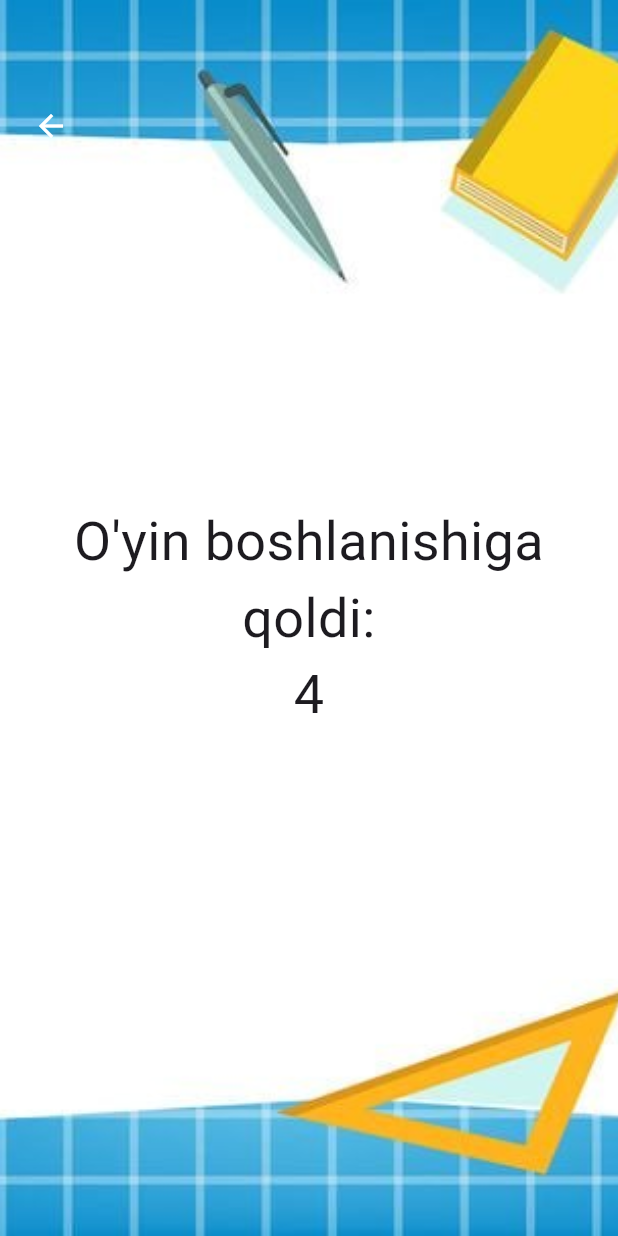
After one commit to Primberdiyev/Imkon-App, a Flutter app: the LogicQuestionsPage screen opened directly, on a phone screen of 412 x 824 dp. The commit adds this screen. Run offline on Flutter 3.47's test engine with Material 3 defaults, Android fonts, the light colour scheme and no system bars; our stand-ins replace audioplayers, bloc, flutter_bloc, hive, math_expressions; accounts and stored records are empty.

Commit message:
math is finished without voice

```diff
--- /dev/null
+++ b/lib/features/courses/math_course/pages/logic_questions_page.dart
@@ -0,0 +1,185 @@
+import 'dart:async';
+
+import 'package:flutter/material.dart';
+
+class LogicQuestionsPage extends StatefulWidget {
+  const LogicQuestionsPage({super.key});
+
+  @override
+  State<LogicQuestionsPage> createState() => _LogicQuestionsPageState();
+}
+
+class _LogicQuestionsPageState extends State<LogicQuestionsPage> {
+  int preCountdown = 5;
+  int currentQuestion = 0;
+  bool showAnswerDialog = false;
+
+  final List<Map<String, String>> questions = [
+    {
+      'question':
+          'Bir kishi har kuni soat 7:00 da ishga boradi va 8 soat ishlaydi. Agar ish vaqti 2 soatga ko‘paytirilsa, u necha soat ishlaydi?',
+      'answer': '10 soat',
+    },
+    {
+      'question':
+          'Qaysi raqam ketma-ketligida teskari tartibda bo‘lsa ham, bir xil qoladi: 121, 343, 45654, yoki 78987?',
+      'answer': 'Keltirilgan sonlarning barchasi',
+    },
+    {
+      'question':
+          'Agar sizda 8 ta olma bo‘lsa, ularni 4 kishiga teng taqsimlash uchun necha olma berasiz?',
+      'answer': 'Har bir kishiga 2 tadan olma',
+    },
+    {
+      'question':
+          'Bir qutida 10 ta shokolad bor, har kuni 2 tasi yeyiladi. Nechun kun shokoladlar tugaydi?',
+      'answer': '5 kun',
+    },
+    {
+      'question':
+          '7 ta kitob bor, har birida 10 bet bor. Umumiy nechta bet bor?',
+      'answer': '70 bet',
+    },
+  ];
+
+  @override
+  void initState() {
+    super.initState();
+    startPreCountdown();
+  }
+
+  void startPreCountdown() {
+    setState(() {
+      preCountdown = 5;
+      currentQuestion = 0;
+    });
+
+    Timer.periodic(const Duration(seconds: 1), (timer) {
+      setState(() {
+        preCountdown--;
+        if (preCountdown == 0) {
+          timer.cancel();
+        }
+      });
+    });
+  }
+
+  void showAnswer() {
+    showDialog(
+      context: context,
+      barrierDismissible: false,
+      builder:
+          (_) => AlertDialog(
+            alignment: Alignment.center,
+            title: const Text("Javob"),
+            content: Text(questions[currentQuestion]['answer']!),
+            actions: [
+              TextButton(
+                style: TextButton.styleFrom(
+                  backgroundColor: Colors.amber,
+                  shape: RoundedRectangleBorder(
+                    borderRadius: BorderRadius.circular(8),
+                  ),
+                ),
+                onPressed: () {
+                  Navigator.pop(context); // dialog
+                  Navigator.pop(context); // page
+                },
+                child: const Text(
+                  "Bosh sahifa",
+                  style: TextStyle(color: Colors.white),
+                ),
+              ),
+              const SizedBox(width: 10),
+
+              if (currentQuestion < questions.length - 1)
+                TextButton(
+                  style: TextButton.styleFrom(
+                    backgroundColor: Colors.green,
+                    shape: RoundedRectangleBorder(
+                      borderRadius: BorderRadius.circular(8),
+                    ),
+                  ),
+                  onPressed: () {
+                    Navigator.pop(context);
+                    setState(() {
+                      currentQuestion++;
+                    });
+                  },
+                  child: const Text(
+                    "Keyingi savol",
+                    style: TextStyle(color: Colors.white),
+                  ),
+                ),
+            ],
+          ),
+    );
+  }
+
+  @override
+  Widget build(BuildContext context) {
+    return Scaffold(
+      backgroundColor: Colors.white,
+      body: Stack(
+        children: [
+          Container(
+            decoration: const BoxDecoration(
+              image: DecorationImage(
+                image: AssetImage('assets/images/math_fon.jpg'),
+                fit: BoxFit.cover,
+              ),
+            ),
+            child: Center(
+              child: Padding(
+                padding: const EdgeInsets.all(20),
+                child:
+                    preCountdown > 0
+                        ? Text(
+                          "O'yin boshlanishiga qoldi:\n$preCountdown",
+                          style: const TextStyle(fontSize: 36),
+                          textAlign: TextAlign.center,
+                        )
+                        : Column(
+                          mainAxisAlignment: MainAxisAlignment.center,
+                          children: [
+                            Text(
+                              questions[currentQuestion]['question']!,
+                              style: const TextStyle(fontSize: 24),
+                              textAlign: TextAlign.center,
+                            ),
+                            const SizedBox(height: 40),
+                            TextButton(
+                              onPressed: showAnswer,
+                              style: TextButton.styleFrom(
+                                backgroundColor: const Color(0xFF1E90FF),
+                                padding: const EdgeInsets.symmetric(
+                                  horizontal: 40,
+                                  vertical: 15,
+                                ),
+                                shape: RoundedRectangleBorder(
+                                  borderRadius: BorderRadius.circular(8),
+                                ),
+                              ),
+                              child: const Text(
+                                "Javobni bilish",
+                                style: TextStyle(
+                                  color: Colors.white,
+                                  fontSize: 18,
+                                ),
+                              ),
+                            ),
+                          ],
+                        ),
+              ),
+            ),
+          ),
+          const Positioned(
+            top: 60,
+            left: 10,
+            child: BackButton(color: Colors.white),
+          ),
+        ],
+      ),
+    );
+  }
+}
--- a/lib/features/courses/math_course/pages/math_game_beginner.dart
+++ b/lib/features/courses/math_course/pages/math_game_beginner.dart
@@ -72,7 +72,6 @@ class _FixedMathGamePageState extends State<FixedMathGamePage>
         });
       });
     } else {
-      // Barcha 5 amal chiqib bo‘ldi, endi javob kiritish oynasini ko‘rsatamiz
       isAnswering = true;
       setState(() {});
     }
--- a/lib/features/courses/math_course/pages/multiplication/bloc/multiplication_state.dart
+++ b/lib/features/courses/math_course/pages/multiplication/bloc/multiplication_state.dart
@@ -15,7 +15,7 @@ class GameStarted extends MultiplicationState {
   final int currentQuestionIndex;
   final List<Map<String, dynamic>> questions;
   final String userAnswer;
-  final bool? isAnswerCorrect; // true, false yoki null (javob berilmagan)
+  final bool? isAnswerCorrect;
   final int correctCount;
 
   GameStarted({
--- a/lib/features/courses/math_course/pages/multiplication/dialogs/confirm_dialog.dart
+++ b/lib/features/courses/math_course/pages/multiplication/dialogs/confirm_dialog.dart
@@ -20,7 +20,10 @@ class ConfirmExitDialog extends StatelessWidget {
               borderRadius: BorderRadius.circular(10),
             ),
           ),
-          onPressed: () => Navigator.of(context).pop(true),
+          onPressed: () {
+            Navigator.pop(context);
+            Navigator.pop(context);
+          },
           child: Text('Ha, chiqish'),
         ),
       ],
--- /dev/null
+++ b/lib/features/courses/math_course/pages/multiplication/models/question_model.dart
@@ -0,0 +1,6 @@
+class QuestionModel {
+  final String question;
+  final int answer;
+
+  QuestionModel({required this.question, required this.answer});
+}
--- a/lib/features/splash/splash_page.dart
+++ b/lib/features/splash/splash_page.dart
@@ -1,5 +1,6 @@
 import 'package:flutter/material.dart';
 import 'package:imkon/features/home/pages/home_page.dart';
+import 'package:imkon/features/introduction/pages/begin_page.dart';
 import 'package:imkon/features/utils/app_images.dart';
 
 class SplashPage extends StatefulWidget {
@@ -16,7 +17,7 @@ class _SplashPageState extends State<SplashPage> {
     Future.delayed(Duration(seconds: 3), () {
       Navigator.pushReplacement(
         context,
-        MaterialPageRoute(builder: (context) => HomePage()),
+        MaterialPageRoute(builder: (context) =>HomePage()),
       );
     });
   }
```
Also changed, not shown: lib/features/courses/math_course/pages/advanced_math_page.dart (+20 -1 lines), lib/features/courses/math_course/pages/division_page.dart (+198 -139 lines), lib/features/courses/math_course/pages/math_course_page.dart (+32 -5 lines), lib/features/courses/mother_language/mother_language_page.dart (added, +10 -0 lines).
